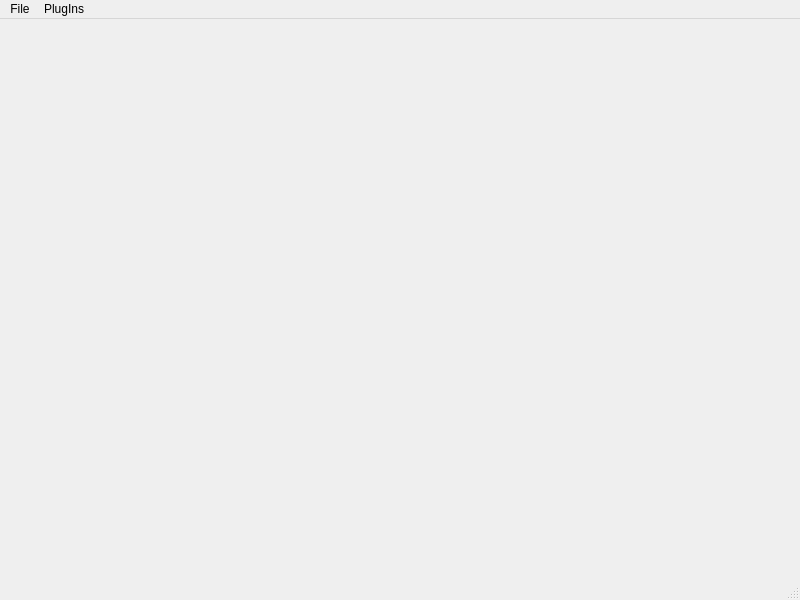
Above: Qt/MyApplication/testwindow.ui from SharkLib/SharkLib before the change. Below: the same form after it.
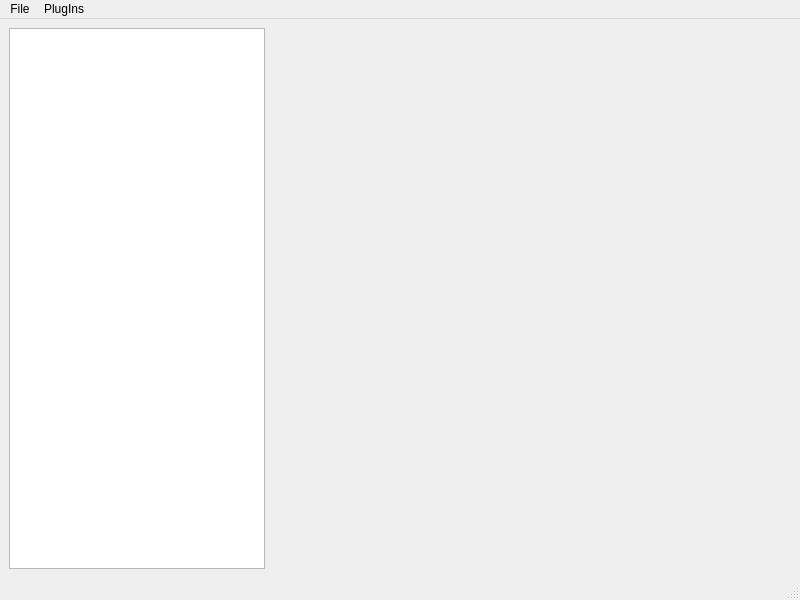
That is the form after the change.

```diff
--- a/Qt/MyApplication/testwindow.ui
+++ b/Qt/MyApplication/testwindow.ui
@@ -15,8 +15,18 @@
   </property>
   <widget class="QWidget" name="centralwidget">
    <layout class="QGridLayout" name="gridLayout">
+    <item row="0" column="1">
+     <widget class="QStackedWidget" name="stackedWidget">
+      <property name="sizePolicy">
+       <sizepolicy hsizetype="Preferred" vsizetype="Preferred">
+        <horstretch>1</horstretch>
+        <verstretch>0</verstretch>
+       </sizepolicy>
+      </property>
+     </widget>
+    </item>
     <item row="0" column="0">
-     <widget class="QStackedWidget" name="stackedWidget"/>
+     <widget class="QListWidget" name="listWidget"/>
     </item>
    </layout>
   </widget>
```
